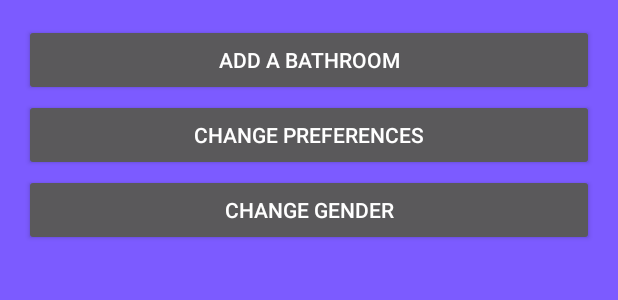
After one commit to kschoener/perfecttoiletime, an Android app: the layout activity_menu.xml on its own in the app's theme, with its tools: preview values and no code run, on a phone screen of 412 x 824 dp. The commit adds this screen. Shown: the top 300 px of the screen. Run offline under Robolectric (Android 15) with nearby library versions, the phone set to English and light mode, and no system bars.

Commit message:
Associated xml files

```diff
--- /dev/null
+++ b/PerfectToiletTime/app/src/main/res/layout/activity_menu.xml
@@ -0,0 +1,36 @@
+<?xml version="1.0" encoding="utf-8"?>
+<RelativeLayout xmlns:android="http://schemas.android.com/apk/res/android"
+    xmlns:tools="http://schemas.android.com/tools"
+    android:id="@+id/activity_menu"
+    android:layout_width="match_parent"
+    android:layout_height="match_parent"
+    android:paddingBottom="@dimen/activity_vertical_margin"
+    android:paddingLeft="@dimen/activity_horizontal_margin"
+    android:paddingRight="@dimen/activity_horizontal_margin"
+    android:paddingTop="@dimen/activity_vertical_margin"
+    tools:context="com.perfecttoilettime.perfecttoilettime.frontEnd.menuActivity"
+    android:background="@color/neutralBackgroundColor">
+
+    <Button
+        android:layout_width="fill_parent"
+        android:layout_height="wrap_content"
+        android:text="Add a Bathroom"/>
+        //android:layout_marginTop="385dp"
+
+    <Button
+        android:layout_width="fill_parent"
+        android:layout_height="wrap_content"
+        android:text="Change Preferences"
+        android:layout_marginTop="50dp"
+        android:onClick="menuPrefLauncher" />
+        //android:layout_marginTop="435dp"
+
+    <Button
+        android:layout_width="fill_parent"
+        android:layout_height="wrap_content"
+        android:text="Change Gender"
+        android:onClick="menuGenderLauncher"
+        android:layout_marginTop="100dp" />
+        //android:layout_marginTop="485dp"
+
+</RelativeLayout>
```
Also changed, not shown: PerfectToiletTime/app/src/main/res/layout/activity_maps.xml (+18 -8 lines), PerfectToiletTime/app/src/main/res/layout/activity_specify.xml (added, +34 -0 lines).
